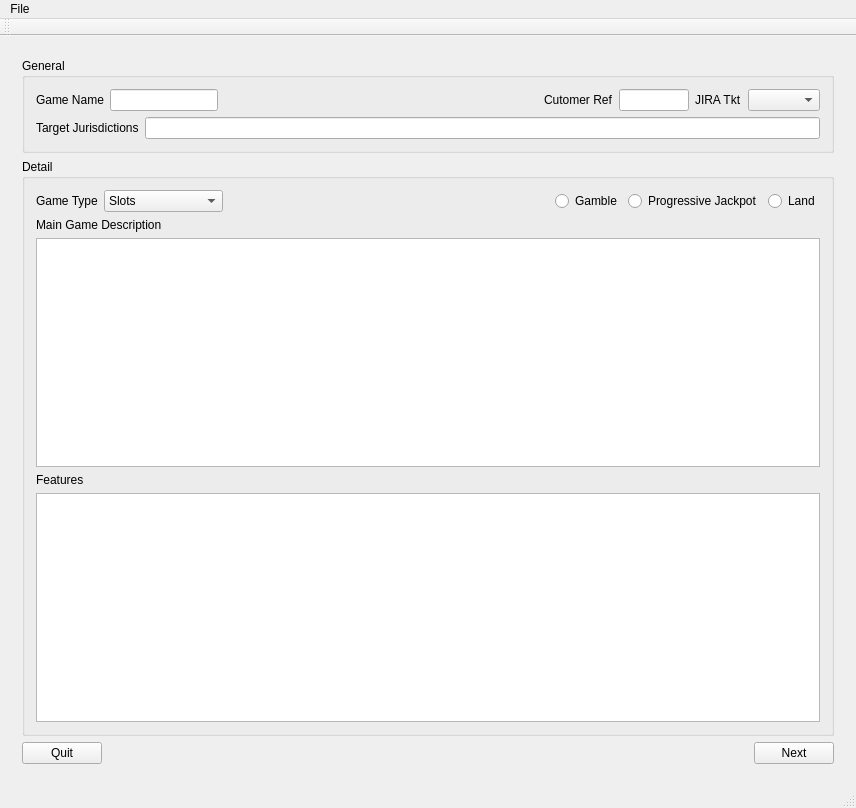
TheCosmicGoat/chandler, file chandlerSCA/mainwindow.ui: the form before one commit.
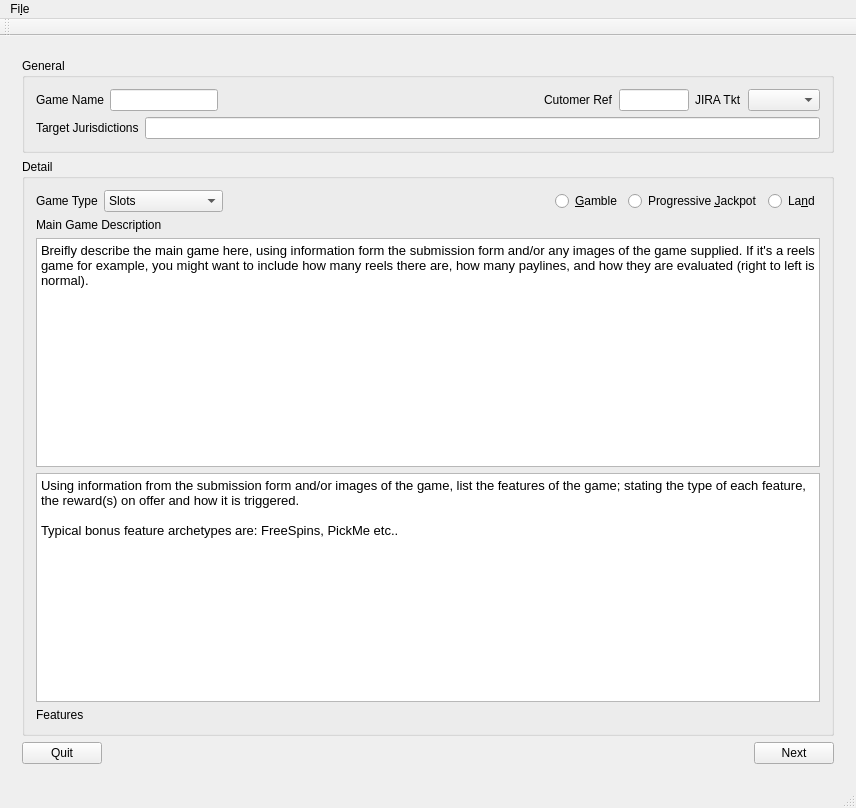
The form after the commit. Custom widgets are drawn as their Qt base class.

Commit message: added text to ui page 1

```diff
--- a/chandlerSCA/mainwindow.ui
+++ b/chandlerSCA/mainwindow.ui
@@ -199,21 +199,21 @@
                <item>
                 <widget class="QRadioButton" name="radioButton_2">
                  <property name="text">
-                  <string>Gamble</string>
+                  <string>&amp;Gamble</string>
                  </property>
                 </widget>
                </item>
                <item>
                 <widget class="QRadioButton" name="radioButton">
                  <property name="text">
-                  <string>Progressive Jackpot</string>
+                  <string>Progressive &amp;Jackpot</string>
                  </property>
                 </widget>
                </item>
                <item>
                 <widget class="QRadioButton" name="radioButton_3">
                  <property name="text">
-                  <string>Land</string>
+                  <string>La&amp;nd</string>
                  </property>
                 </widget>
                </item>
@@ -227,7 +227,28 @@
               </widget>
              </item>
              <item>
-              <widget class="QTextEdit" name="textEdit"/>
+              <widget class="QTextEdit" name="textEdit">
+               <property name="html">
+                <string>&lt;!DOCTYPE HTML PUBLIC &quot;-//W3C//DTD HTML 4.0//EN&quot; &quot;http://www.w3.org/TR/REC-html40/strict.dtd&quot;&gt;
+&lt;html&gt;&lt;head&gt;&lt;meta name=&quot;qrichtext&quot; content=&quot;1&quot; /&gt;&lt;style type=&quot;text/css&quot;&gt;
+p, li { white-space: pre-wrap; }
+&lt;/style&gt;&lt;/head&gt;&lt;body style=&quot; font-family:'Sans'; font-size:10pt; font-weight:400; font-style:normal;&quot;&gt;
+&lt;p style=&quot; margin-top:0px; margin-bottom:0px; margin-left:0px; margin-right:0px; -qt-block-indent:0; text-indent:0px;&quot;&gt;Breifly describe the main game here, using information form the submission form and/or any images of the game supplied. If it's a reels game for example, you might want to include how many reels there are, how many paylines, and how they are evaluated (right to left is normal).&lt;/p&gt;&lt;/body&gt;&lt;/html&gt;</string>
+               </property>
+              </widget>
+             </item>
+             <item>
+              <widget class="QTextEdit" name="textEdit_2">
+               <property name="html">
+                <string>&lt;!DOCTYPE HTML PUBLIC &quot;-//W3C//DTD HTML 4.0//EN&quot; &quot;http://www.w3.org/TR/REC-html40/strict.dtd&quot;&gt;
+&lt;html&gt;&lt;head&gt;&lt;meta name=&quot;qrichtext&quot; content=&quot;1&quot; /&gt;&lt;style type=&quot;text/css&quot;&gt;
+p, li { white-space: pre-wrap; }
+&lt;/style&gt;&lt;/head&gt;&lt;body style=&quot; font-family:'Sans'; font-size:10pt; font-weight:400; font-style:normal;&quot;&gt;
+&lt;p style=&quot; margin-top:0px; margin-bottom:0px; margin-left:0px; margin-right:0px; -qt-block-indent:0; text-indent:0px;&quot;&gt;Using information from the submission form and/or images of the game, list the features of the game; stating the type of each feature, the reward(s) on offer and how it is triggered. &lt;/p&gt;
+&lt;p style=&quot;-qt-paragraph-type:empty; margin-top:0px; margin-bottom:0px; margin-left:0px; margin-right:0px; -qt-block-indent:0; text-indent:0px;&quot;&gt;&lt;br /&gt;&lt;/p&gt;
+&lt;p style=&quot; margin-top:0px; margin-bottom:0px; margin-left:0px; margin-right:0px; -qt-block-indent:0; text-indent:0px;&quot;&gt;Typical bonus feature archetypes are: FreeSpins, PickMe etc.. &lt;/p&gt;&lt;/body&gt;&lt;/html&gt;</string>
+               </property>
+              </widget>
              </item>
              <item>
               <widget class="QLabel" name="label_6">
@@ -236,9 +257,6 @@
                </property>
               </widget>
              </item>
-             <item>
-              <widget class="QTextEdit" name="textEdit_2"/>
-             </item>
             </layout>
            </widget>
           </item>
@@ -315,7 +333,7 @@
    </property>
    <widget class="QMenu" name="menuFile">
     <property name="title">
-     <string>File</string>
+     <string>Fi&amp;le</string>
     </property>
     <addaction name="actionOpen"/>
    </widget>
```
Left out of the diff: 2 changed lines with no effect on the pictures.
